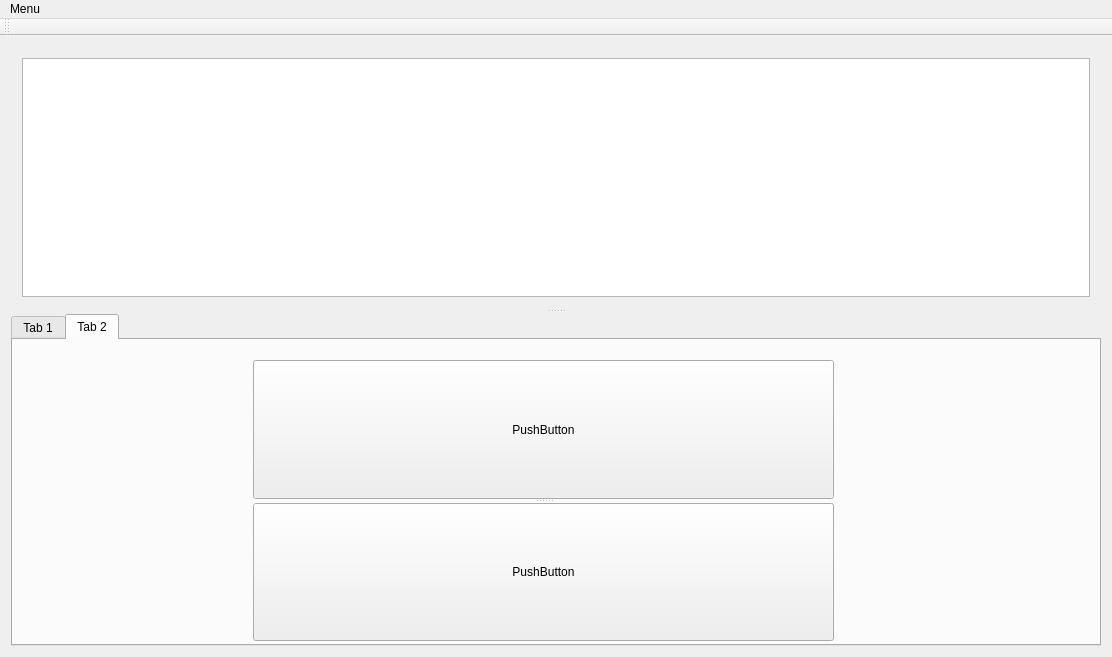
The window that mainwindow.ui (szefoski/OpenTAT) describes before a commit, drawn with Qt 5.
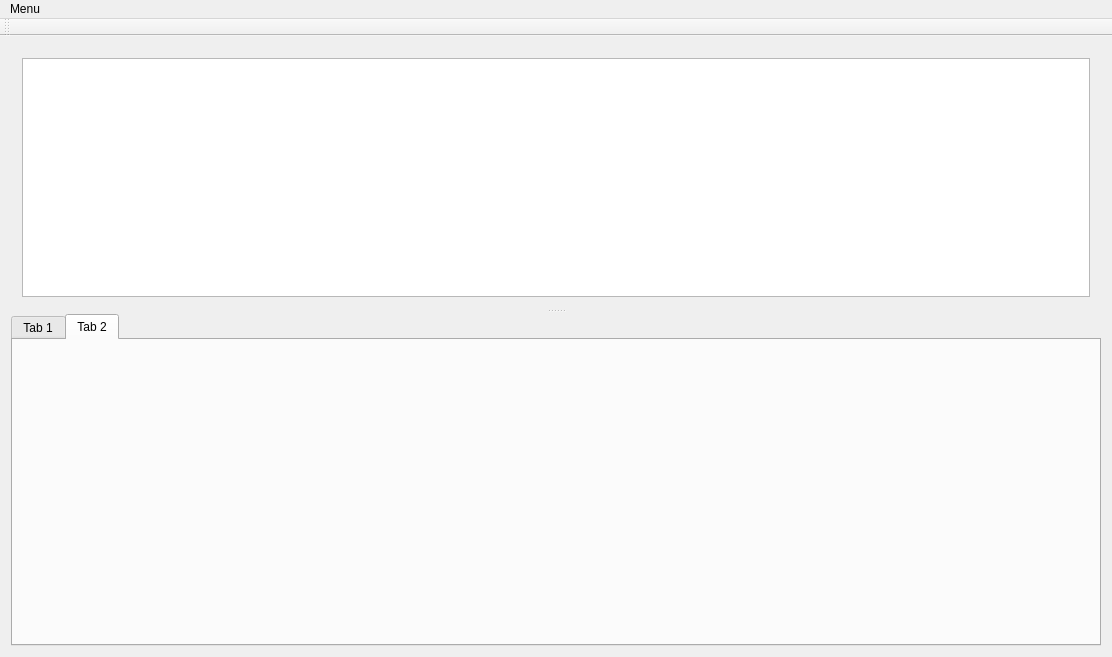
The same window after the commit. The open tabs and pages were chosen to show the change.

Commit message: Added color picker

```diff
--- a/mainwindow.ui
+++ b/mainwindow.ui
@@ -120,29 +120,6 @@
            <attribute name="title">
             <string>Tab 2</string>
            </attribute>
-           <widget class="QSplitter" name="splitter">
-            <property name="geometry">
-             <rect>
-              <x>240</x>
-              <y>20</y>
-              <width>581</width>
-              <height>281</height>
-             </rect>
-            </property>
-            <property name="orientation">
-             <enum>Qt::Vertical</enum>
-            </property>
-            <widget class="QPushButton" name="pushButton_2">
-             <property name="text">
-              <string>PushButton</string>
-             </property>
-            </widget>
-            <widget class="QPushButton" name="pushButton_3">
-             <property name="text">
-              <string>PushButton</string>
-             </property>
-            </widget>
-           </widget>
           </widget>
          </widget>
         </item>
```
Left out of the diff: 2 changed lines with no effect on the pictures. The commit also changes 2 other files.
